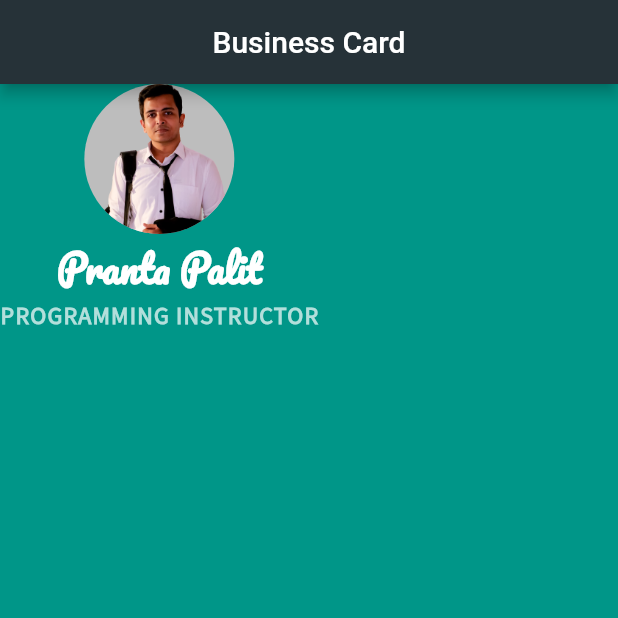
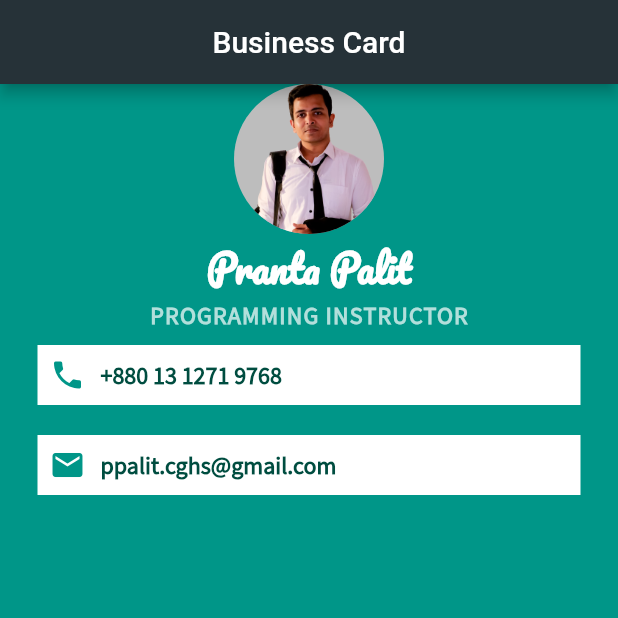
Before and after one commit to Pranta-Palit/Flutter_Business_Card, a Flutter app: the screen it shows after launch, on a phone screen of 412 x 824 dp, the top half of it. Run offline on Flutter 3.47's test engine with Material 2 defaults, Android fonts, the phone set to English and light mode, and no system bars.

Commit message:
added email and phone text using container->rows->icons,text

```diff
--- a/lib/main.dart
+++ b/lib/main.dart
@@ -52,6 +52,58 @@ class BusinessCard extends StatelessWidget {
                   letterSpacing: 0.8,
                 ),
               ),
+              // container for phone number textbox
+              Container(
+                color: Colors.white,
+                margin: EdgeInsets.symmetric(vertical: 10.0, horizontal: 25.0),
+                padding: EdgeInsets.all(8.0),
+                child: Row(
+                  children: <Widget>[
+                    Icon(
+                      Icons.phone,
+                      color: Colors.teal,
+                    ),
+                    SizedBox(
+                      width: 10.0,
+                    ),
+                    Text(
+                      "+880 13 1271 9768",
+                      style: TextStyle(
+                        fontFamily: "Source Sans Pro",
+                        fontSize: 16.0,
+                        color: Colors.teal[900],
+                        fontWeight: FontWeight.bold,
+                      ),
+                    ),
+                  ],
+                ),
+              ),
+              // container for email textbox
+              Container(
+                color: Colors.white,
+                margin: EdgeInsets.symmetric(vertical: 10.0, horizontal: 25.0),
+                padding: EdgeInsets.all(8.0),
+                child: Row(
+                  children: <Widget>[
+                    Icon(
+                      Icons.email,
+                      color: Colors.teal,
+                    ),
+                    SizedBox(
+                      width: 10.0,
+                    ),
+                    Text(
+                      "ppalit.cghs@gmail.com",
+                      style: TextStyle(
+                        fontFamily: "Source Sans Pro",
+                        fontSize: 16.0,
+                        color: Colors.teal[900],
+                        fontWeight: FontWeight.bold,
+                      ),
+                    ),
+                  ],
+                ),
+              ),
             ],
           ),
         ),
```
